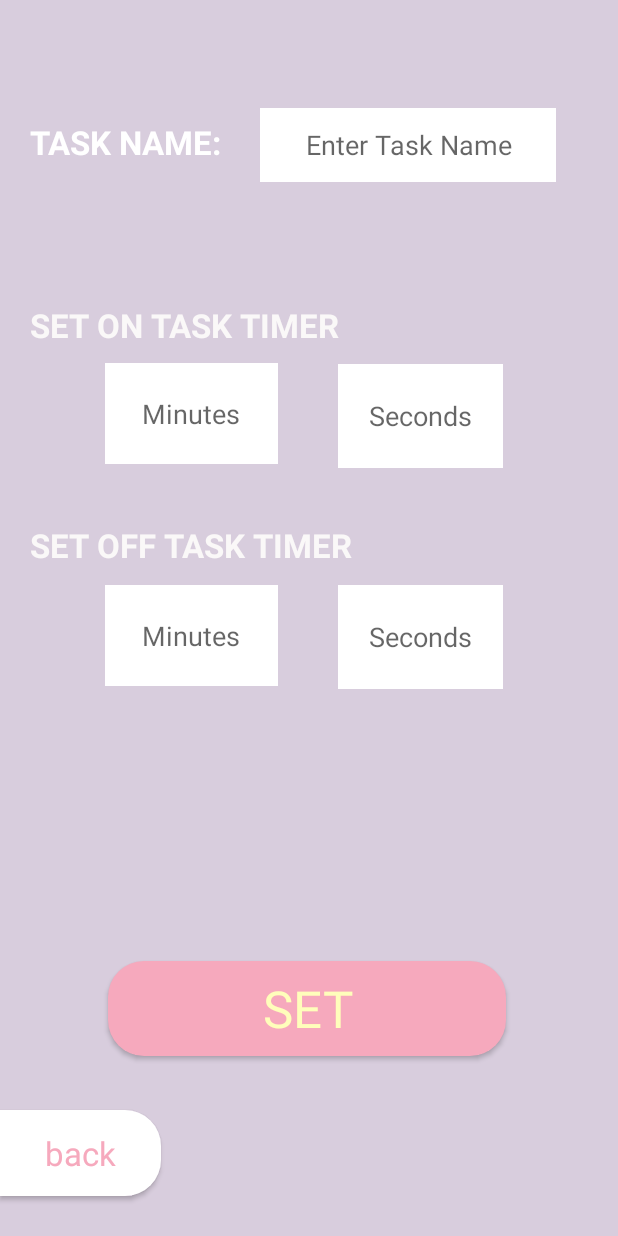
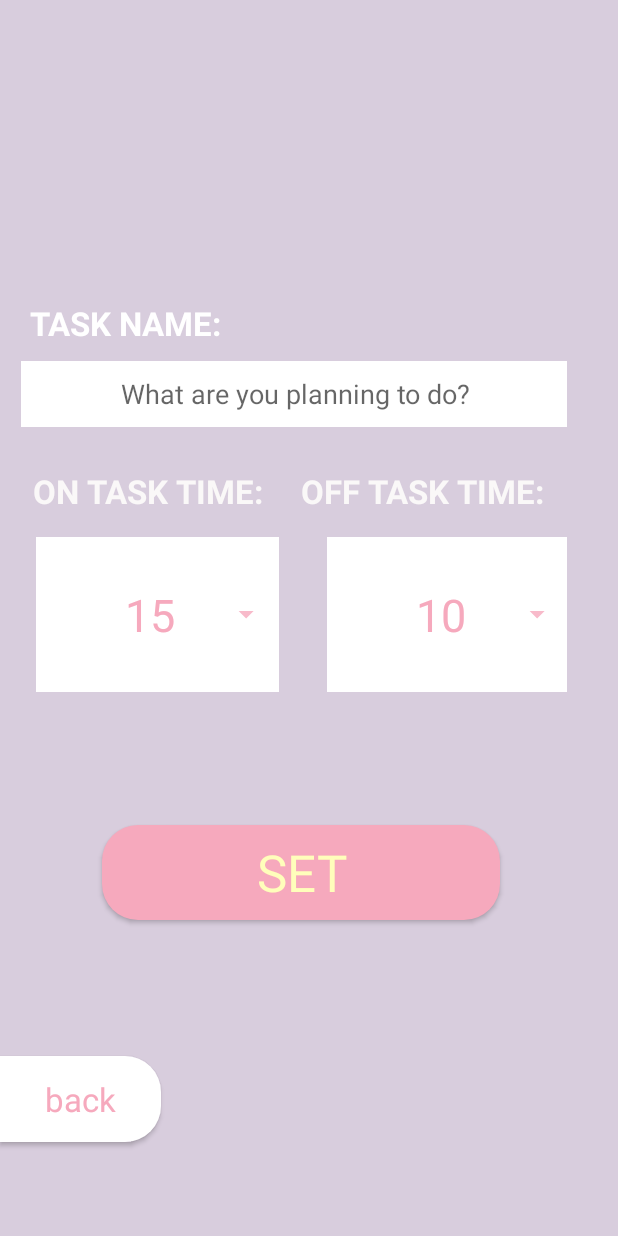
Before and after one commit to marinellaom/FocuslyApp, an Android app: the SetTaskTimerActivity screen opened directly, with no data from a screen before it, after a tap on "SET", on a phone screen of 412 x 824 dp. Run offline under Robolectric (Android 15) with nearby library versions, the phone set to English and light mode, and no system bars.

Commit message:
Change time input field to number spinner

```diff
--- a/app/src/main/java/com/example/focusly/ConfirmTaskActivity.java
+++ b/app/src/main/java/com/example/focusly/ConfirmTaskActivity.java
@@ -23,13 +23,13 @@ public class ConfirmTaskActivity extends AppCompatActivity {
 
         /*--- GET & DISPLAY USER INPUT OVERVIEW ---*/
         String taskName = i.getStringExtra("TASKNAME");
-        String minInput = i.getStringExtra("MININPUT");
-        String minInput2 = i.getStringExtra("MININPUT2");
-        String secInput = i.getStringExtra("SECINPUT");
-        String secInput2 = i.getStringExtra("SECINPUT2");
+//        String minInput = i.getStringExtra("MININPUT");
+//        String minInput2 = i.getStringExtra("MININPUT2");
+//        String secInput = i.getStringExtra("SECINPUT");
+//        String secInput2 = i.getStringExtra("SECINPUT2");
         ((TextView)findViewById(R.id.task_name_display)).setText(taskName);
-        ((TextView)findViewById(R.id.task_name_display2)).setText(minInput + " min " + secInput + " sec");
-        ((TextView)findViewById(R.id.task_name_display3)).setText(minInput2 + " min " + secInput2 + " sec");
+//        ((TextView)findViewById(R.id.task_name_display2)).setText(minInput + " min " + secInput + " sec");
+//        ((TextView)findViewById(R.id.task_name_display3)).setText(minInput2 + " min " + secInput2 + " sec");
 
     }
 
--- a/app/src/main/java/com/example/focusly/MusicActivity.java
+++ b/app/src/main/java/com/example/focusly/MusicActivity.java
@@ -88,7 +88,6 @@ public class MusicActivity extends AppCompatActivity {
 
                 } else {
                     mediaPlayer2.start();
-
 
                 }
             }
--- a/app/src/main/java/com/example/focusly/SetTaskTimerActivity.java
+++ b/app/src/main/java/com/example/focusly/SetTaskTimerActivity.java
@@ -1,22 +1,16 @@
 package com.example.focusly;
 
 import androidx.appcompat.app.AppCompatActivity;
-import androidx.appcompat.widget.AppCompatEditText;
 
 import android.content.Intent;
 import android.os.Bundle;
 import android.view.View;
-import android.util.Log;
-import android.widget.Button;
+import android.widget.ArrayAdapter;
 import android.widget.EditText;
-import android.widget.TextView;
+import android.widget.Spinner;
 import android.widget.Toast;
-import android.os.CountDownTimer;
-import android.*;
 
 import android.text.TextUtils;
-
-import com.google.android.material.textfield.TextInputEditText;
 
 
 public class SetTaskTimerActivity extends AppCompatActivity{
@@ -27,6 +21,23 @@ public class SetTaskTimerActivity extends AppCompatActivity{
         super.onCreate(savedInstanceState);
         setContentView(R.layout.activity_set_task_timer);
         setTitle("On Task");
+
+        Spinner OnSpinner = findViewById(R.id.on_spinner);
+        Spinner OffSpinner = findViewById(R.id.off_spinner);
+
+        //create a list of items for the spinner.
+        Integer[] ontime = new Integer[]{15, 20, 25, 30, 35, 40, 45};
+        Integer[] offtime = new Integer[]{10, 15, 20, 25, 30};
+
+        //create an adapter to describe how the items are displayed, adapters are used in several places in android.
+        //There are multiple variations of this, but this is the basic variant.
+        ArrayAdapter<Integer> OnAdapter = new ArrayAdapter<>(this, R.layout.spinner_text_layout,  ontime);
+        ArrayAdapter<Integer> OffAdapter = new ArrayAdapter<>(this, R.layout.spinner_text_layout, offtime);
+
+        //set the spinners adapter to the previously created one.
+        OnSpinner.setAdapter(OnAdapter);
+        OffSpinner.setAdapter(OffAdapter);
+
 
     }
 
@@ -42,22 +53,22 @@ public class SetTaskTimerActivity extends AppCompatActivity{
         Intent i = new Intent(this, ConfirmTaskActivity.class);
 
         String taskName= ((EditText)findViewById(R.id.taskname)).getText().toString();
-        String minInput= ((EditText)findViewById(R.id.minuteInput)).getText().toString();
-        String minInput2= ((EditText)findViewById(R.id.minuteInput2)).getText().toString();
-        String secInput= ((EditText)findViewById(R.id.secondsInput)).getText().toString();
-        String secInput2= ((EditText)findViewById(R.id.secondsInput2)).getText().toString();
+//        String minInput= ((EditText)findViewById(R.id.minuteInput)).getText().toString();
+//        String minInput2= ((EditText)findViewById(R.id.minuteInput2)).getText().toString();
+//        String secInput= ((EditText)findViewById(R.id.secondsInput)).getText().toString();
+//        String secInput2= ((EditText)findViewById(R.id.secondsInput2)).getText().toString();
 
         ((EditText)findViewById(R.id.taskname)).setText(taskName);
-        ((EditText)findViewById(R.id.minuteInput)).setText(minInput);
-        ((EditText)findViewById(R.id.minuteInput2)).setText(minInput2);
-        ((EditText)findViewById(R.id.secondsInput)).setText(secInput);
-        ((EditText)findViewById(R.id.secondsInput2)).setText(secInput2);
+//        ((EditText)findViewById(R.id.minuteInput)).setText(minInput);
+//        ((EditText)findViewById(R.id.minuteInput2)).setText(minInput2);
+//        ((EditText)findViewById(R.id.secondsInput)).setText(secInput);
+//        ((EditText)findViewById(R.id.secondsInput2)).setText(secInput2);
 
         i.putExtra("TASKNAME", taskName);
-        i.putExtra("MININPUT", minInput);
-        i.putExtra("MININPUT2", minInput2);
-        i.putExtra("SECINPUT", secInput);
-        i.putExtra("SECINPUT2", secInput2);
+//        i.putExtra("MININPUT", minInput);
+//        i.putExtra("MININPUT2", minInput2);
+//        i.putExtra("SECINPUT", secInput);
+//        i.putExtra("SECINPUT2", secInput2);
 
 
         /*--- VALIDATE USER INPUT IF EMPTY---*/
@@ -68,30 +79,30 @@ public class SetTaskTimerActivity extends AppCompatActivity{
             } else if ((taskName).trim().length()==0){
                 Toast.makeText(this, "Invalid Input!", Toast.LENGTH_SHORT).show();
                 return;
-            } else if (minInput.length()  == 0){
-                Toast.makeText(this, "Field cannot be empty!", Toast.LENGTH_SHORT).show();
-                return;
-            } else if (Integer.valueOf(minInput) > 45){
-                Toast.makeText(this, "ON TASK: 45mins maximum time only.", Toast.LENGTH_SHORT).show();
-                return;
-            } else if (Integer.valueOf(minInput) < 15){
-                Toast.makeText(this, "ON TASK: 15mins minimum time only.", Toast.LENGTH_SHORT).show();
-                return;
-            } else if (minInput2.length()  == 0){
-                Toast.makeText(this, "Field cannot be empty!", Toast.LENGTH_SHORT).show();
-                return;
-            } else if (Integer.valueOf(minInput2) > 30){
-                Toast.makeText(this, "OFF TASK: 30mins maximum time only.", Toast.LENGTH_SHORT).show();
-                return;
-            } else if (Integer.valueOf(minInput2) < 10){
-                Toast.makeText(this, "OFF TASK: 10mins minimum time only.", Toast.LENGTH_SHORT).show();
-                return;
-            } else if (Integer.valueOf(secInput) > 60){
-                Toast.makeText(this, "SECONDS: Invalid Input!", Toast.LENGTH_SHORT).show();
-                return;
-            } else if (Integer.valueOf(secInput2) > 60){
-                Toast.makeText(this, "SECONDS: Invalid Input!", Toast.LENGTH_SHORT).show();
-                return;
+//            } else if (minInput.length()  == 0){
+//                Toast.makeText(this, "Field cannot be empty!", Toast.LENGTH_SHORT).show();
+//                return;
+//            } else if (Integer.valueOf(minInput) > 45){
+//                Toast.makeText(this, "ON TASK: 45mins maximum time only.", Toast.LENGTH_SHORT).show();
+//                return;
+//            } else if (Integer.valueOf(minInput) < 15){
+//                Toast.makeText(this, "ON TASK: 15mins minimum time only.", Toast.LENGTH_SHORT).show();
+//                return;
+//            } else if (minInput2.length()  == 0){
+//                Toast.makeText(this, "Field cannot be empty!", Toast.LENGTH_SHORT).show();
+//                return;
+//            } else if (Integer.valueOf(minInput2) > 30){
+//                Toast.makeText(this, "OFF TASK: 30mins maximum time only.", Toast.LENGTH_SHORT).show();
+//                return;
+//            } else if (Integer.valueOf(minInput2) < 10){
+//                Toast.makeText(this, "OFF TASK: 10mins minimum time only.", Toast.LENGTH_SHORT).show();
+//                return;
+//            } else if (Integer.valueOf(secInput) > 60){
+//                Toast.makeText(this, "SECONDS: Invalid Input!", Toast.LENGTH_SHORT).show();
+//                return;
+//            } else if (Integer.valueOf(secInput2) > 60){
+//                Toast.makeText(this, "SECONDS: Invalid Input!", Toast.LENGTH_SHORT).show();
+//                return;
             }
         startActivity(i);
     }
--- /dev/null
+++ b/app/src/main/res/drawable/style_spinner.xml
@@ -0,0 +1,17 @@
+<?xml version="1.0" encoding="utf-8"?>
+<selector xmlns:android="http://schemas.android.com/apk/res/android">
+
+    <item>
+        <layer-list>
+            <item>
+                <shape android:shape="rectangle">
+                    <solid android:color="@color/white" />
+                    <padding android:right="10dp"/>
+                </shape>
+            </item>
+            <item>
+                <bitmap android:gravity="center|end" android:src="@drawable/ic_down"/>
+            </item>
+        </layer-list>
+    </item>
+</selector>
--- a/app/src/main/res/layout/activity_set_task_timer.xml
+++ b/app/src/main/res/layout/activity_set_task_timer.xml
@@ -24,158 +24,107 @@
         app:layout_constraintHorizontal_bias="0.0"
         app:layout_constraintStart_toStartOf="parent"
         app:layout_constraintTop_toBottomOf="@+id/set_button"
-        app:layout_constraintVertical_bias="0.577" />
+        app:layout_constraintVertical_bias="0.595" />
 
     <androidx.constraintlayout.widget.ConstraintLayout
-        android:layout_width="403dp"
-        android:layout_height="419dp"
+        android:id="@+id/constraintLayout"
+        android:layout_width="374dp"
+        android:layout_height="290dp"
         android:layout_marginStart="4dp"
-        android:layout_marginTop="44dp"
         app:layout_constraintBottom_toTopOf="@+id/set_button"
         app:layout_constraintStart_toStartOf="parent"
         app:layout_constraintTop_toTopOf="parent"
-        app:layout_constraintVertical_bias="0.069">
+        app:layout_constraintVertical_bias="0.694">
 
         <TextView
             android:id="@+id/AddTaskName"
             android:layout_width="141dp"
             android:layout_height="38dp"
             android:layout_marginStart="16dp"
-            android:layout_marginTop="24dp"
+            android:layout_marginTop="20dp"
             android:text="TASK NAME:"
-            android:textStyle="bold"
             android:textAppearance="@style/TextAppearance.AppCompat.Large"
             android:textColor="#FFFFFF"
+            android:textStyle="bold"
             app:layout_constraintStart_toStartOf="parent"
             app:layout_constraintTop_toTopOf="parent" />
 
         <EditText
             android:id="@+id/taskname"
             style="@style/Widget.AppCompat.EditText"
-            android:layout_width="197dp"
-            android:layout_height="49dp"
+            android:layout_width="366dp"
+            android:layout_height="44dp"
             android:layout_marginStart="10dp"
-            android:layout_marginTop="16dp"
-            android:layout_marginEnd="16dp"
+            android:layout_marginTop="60dp"
             android:background="@color/white"
             android:editable="true"
             android:ems="10"
             android:gravity="center"
-            android:hint="Enter Task Name"
+            android:hint="What are you planning to do?"
             android:inputType="textLongMessage|text"
             android:maxLength="20"
             android:text=""
             android:textAppearance="@style/TextAppearance.AppCompat.Medium"
             android:textColor="#837B86"
             app:layout_constraintEnd_toEndOf="parent"
-            app:layout_constraintHorizontal_bias="0.086"
-            app:layout_constraintStart_toEndOf="@+id/AddTaskName"
+            app:layout_constraintHorizontal_bias="0.222"
+            app:layout_constraintStart_toStartOf="parent"
             app:layout_constraintTop_toTopOf="parent" />
-
-        <EditText
-            android:id="@+id/minuteInput"
-            android:layout_width="115dp"
-            android:layout_height="67dp"
-            android:background="@color/white"
-            android:ems="10"
-            android:gravity="center"
-            android:hint="Minutes"
-            android:inputType="number"
-            android:maxLength="4"
-            android:text=""
-            android:textAppearance="@style/TextAppearance.AppCompat.Medium"
-            app:layout_constraintBottom_toBottomOf="parent"
-            app:layout_constraintEnd_toEndOf="parent"
-            app:layout_constraintHorizontal_bias="0.229"
-            app:layout_constraintStart_toStartOf="parent"
-            app:layout_constraintTop_toBottomOf="@+id/taskname"
-            app:layout_constraintVertical_bias="0.421" />
-
-        <EditText
-            android:id="@+id/secondsInput"
-            android:layout_width="110dp"
-            android:layout_height="69dp"
-            android:background="@color/white"
-            android:ems="10"
-            android:gravity="center"
-            android:hint="Seconds"
-            android:inputType="number"
-            android:text=""
-            android:textAppearance="@style/TextAppearance.AppCompat.Medium"
-            app:layout_constraintBottom_toBottomOf="parent"
-            app:layout_constraintEnd_toEndOf="parent"
-            app:layout_constraintHorizontal_bias="0.357"
-            app:layout_constraintStart_toEndOf="@+id/minuteInput"
-            app:layout_constraintTop_toTopOf="parent"
-            app:layout_constraintVertical_bias="0.534" />
-
-        <EditText
-            android:id="@+id/secondsInput2"
-            android:layout_width="110dp"
-            android:layout_height="69dp"
-            android:background="@color/white"
-            android:ems="10"
-            android:gravity="center"
-            android:hint="Seconds"
-            android:inputType="number"
-            android:text=""
-            android:textAppearance="@style/TextAppearance.AppCompat.Medium"
-            app:layout_constraintBottom_toBottomOf="parent"
-            app:layout_constraintEnd_toEndOf="parent"
-            app:layout_constraintHorizontal_bias="0.357"
-            app:layout_constraintStart_toEndOf="@+id/minuteInput"
-            app:layout_constraintTop_toTopOf="parent"
-            app:layout_constraintVertical_bias="0.954" />
-
-        <EditText
-            android:id="@+id/minuteInput2"
-            android:layout_width="115dp"
-            android:layout_height="67dp"
-            android:background="@color/white"
-            android:ems="10"
-            android:gravity="center"
-            android:hint="Minutes"
-            android:inputType="number"
-            android:maxLength="4"
-            android:text=""
-            android:textAppearance="@style/TextAppearance.AppCompat.Medium"
-            app:layout_constraintBottom_toBottomOf="parent"
-            app:layout_constraintEnd_toEndOf="parent"
-            app:layout_constraintHorizontal_bias="0.229"
-            app:layout_constraintStart_toStartOf="parent"
-            app:layout_constraintTop_toBottomOf="@+id/taskname"
-            app:layout_constraintVertical_bias="0.937" />
 
         <TextView
             android:id="@+id/textView3"
             android:layout_width="wrap_content"
             android:layout_height="wrap_content"
-            android:layout_marginTop="84dp"
-            android:text="SET ON TASK TIMER"
-            android:textStyle="bold"
+            android:layout_marginTop="132dp"
+            android:text="ON TASK TIME:"
             android:textAppearance="@style/TextAppearance.AppCompat.Large"
             android:textColor="#FAF8F8"
-            app:layout_constraintBottom_toTopOf="@+id/minuteInput"
+            android:textStyle="bold"
             app:layout_constraintEnd_toEndOf="parent"
-            app:layout_constraintHorizontal_bias="0.08"
+            app:layout_constraintHorizontal_bias="0.083"
             app:layout_constraintStart_toStartOf="parent"
-            app:layout_constraintTop_toBottomOf="@+id/AddTaskName"
-            app:layout_constraintVertical_bias="0.0" />
+            app:layout_constraintTop_toTopOf="parent" />
 
         <TextView
             android:id="@+id/textView4"
             android:layout_width="wrap_content"
             android:layout_height="wrap_content"
-            android:text="SET OFF TASK TIMER"
+            android:layout_marginTop="132dp"
+            android:text="OFF TASK TIME:"
             android:textAppearance="@style/TextAppearance.AppCompat.Large"
             android:textColor="#FAF8F8"
             android:textStyle="bold"
-            app:layout_constraintBottom_toTopOf="@+id/minuteInput2"
             app:layout_constraintEnd_toEndOf="parent"
-            app:layout_constraintHorizontal_bias="0.086"
+            app:layout_constraintHorizontal_bias="0.93"
             app:layout_constraintStart_toStartOf="parent"
-            app:layout_constraintTop_toBottomOf="@+id/minuteInput"
-            app:layout_constraintVertical_bias="0.764" />
+            app:layout_constraintTop_toTopOf="parent" />
+
+        <Spinner
+            android:id="@+id/on_spinner"
+            android:layout_width="162dp"
+            android:layout_height="103dp"
+            android:layout_marginStart="20dp"
+            android:layout_marginTop="16dp"
+            android:background="@drawable/style_spinner"
+            android:textColor="#F6A9bD"
+            android:textSize="30sp"
+            app:layout_constraintStart_toStartOf="parent"
+            app:layout_constraintTop_toBottomOf="@+id/textView3"
+            tools:ignore="SpeakableTextPresentCheck" />
+
+        <Spinner
+            android:id="@+id/off_spinner"
+            android:layout_width="162dp"
+            android:layout_height="103dp"
+            android:layout_marginStart="32dp"
+            android:layout_marginTop="16dp"
+            android:background="@drawable/style_spinner"
+            android:textColor="#F6A9bD"
+            app:layout_constraintEnd_toEndOf="parent"
+            app:layout_constraintHorizontal_bias="0.0"
+            app:layout_constraintStart_toEndOf="@+id/on_spinner"
+            app:layout_constraintTop_toBottomOf="@+id/textView4"
+            tools:ignore="SpeakableTextPresentCheck" />
 
     </androidx.constraintlayout.widget.ConstraintLayout>
 
@@ -183,14 +132,24 @@
         android:id="@+id/set_button"
         android:layout_width="265dp"
         android:layout_height="63dp"
-        android:layout_marginStart="72dp"
-        android:layout_marginBottom="120dp"
+        android:layout_marginStart="68dp"
         android:background="@drawable/rounded_corners"
         android:onClick="setTaskTimer"
         android:text="SET"
         android:textAppearance="@style/TextAppearance.AppCompat.Display1"
         android:textColor="#FFFEBB"
         app:layout_constraintBottom_toBottomOf="parent"
-        app:layout_constraintStart_toStartOf="parent" />
+        app:layout_constraintStart_toStartOf="parent"
+        app:layout_constraintTop_toTopOf="parent"
+        app:layout_constraintVertical_bias="0.723" />
+
+    <!--    <NumberPicker-->
+<!--        android:id="@+id/pickNum"-->
+<!--        android:layout_width="164dp"-->
+<!--        android:layout_height="152dp"-->
+<!--        android:layout_marginStart="80dp"-->
+<!--        android:layout_marginTop="4dp"-->
+<!--        app:layout_constraintStart_toStartOf="parent"-->
+<!--        app:layout_constraintTop_toBottomOf="@+id/txtView" />-->
 
 </androidx.constraintlayout.widget.ConstraintLayout>
--- /dev/null
+++ b/app/src/main/res/layout/spinner_text_layout.xml
@@ -0,0 +1,9 @@
+<?xml version="1.0" encoding="utf-8"?>
+<TextView xmlns:android="http://schemas.android.com/apk/res/android"
+    android:layout_width="match_parent"
+    android:layout_height="match_parent"
+    android:textSize="30dp"
+    android:textColor="#F6A9BD"
+    android:gravity="center">
+
+</TextView>
```
Also changed, not shown: app/src/main/res/drawable-hdpi/ic_down.png (added), app/src/main/res/drawable-mdpi/ic_down.png (added), app/src/main/res/drawable-xhdpi/ic_down.png (added), app/src/main/res/drawable-xxhdpi/ic_down.png (added).
